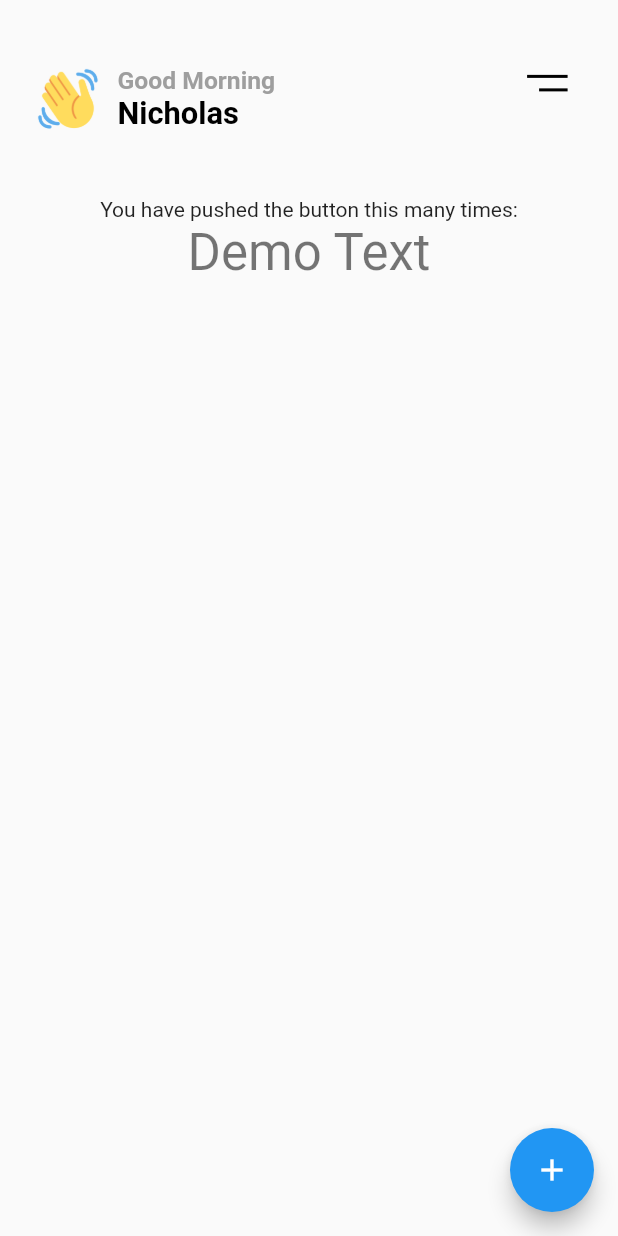
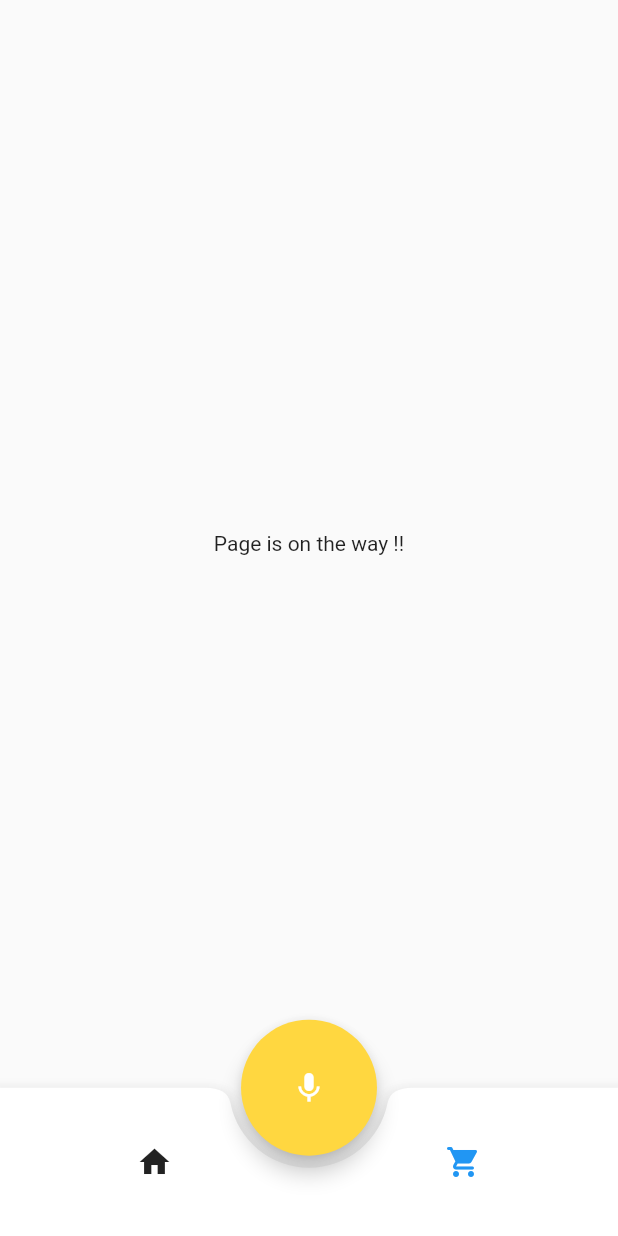
Before and after one commit to atiqrs/atiqur_rahman, a Flutter app: the screen it shows after launch, on a phone screen of 412 x 824 dp. Run offline on Flutter 3.47's test engine with Material 2 defaults, Android fonts, the phone set to English and light mode, and no system bars.

Commit message:
nav and fab done

```diff
--- a/lib/main.dart
+++ b/lib/main.dart
@@ -1,6 +1,8 @@
 import 'package:flutter/material.dart';
 
+import 'pages/home.dart';
 import 'widget/drawer.dart';
+import 'widget/nav_button.dart';
 
 void main() {
   runApp(const MyApp());
@@ -12,116 +14,7 @@ class MyApp extends StatelessWidget {
   @override
   Widget build(BuildContext context) {
     return const MaterialApp(
-      title: 'Flutter Demo',
-      home: MyHomePage(title: 'Flutter Demo Home Page'),
+      home: MyHomePage(),
     );
   }
 }
-
-class MyHomePage extends StatefulWidget {
-  const MyHomePage({Key? key, required this.title}) : super(key: key);
-
-  final String title;
-
-  @override
-  State<MyHomePage> createState() => _MyHomePageState();
-}
-
-class _MyHomePageState extends State<MyHomePage> {
-  final double marginValOfMainConteiner = 8.0;
-  final double circularBorderRadiusValOfMainConteiner = 15.0;
-
-  final String username = 'Nicholas';
-  String helloIcon = 'assets/icon/hand.png';
-
-  String getGreetings() {
-    int hours = DateTime.now().hour;
-
-    if (hours < 12) {
-      return "Good Morning";
-    } else if (hours >= 12 && hours <= 17) {
-      return "Good Afternoon";
-    } else if (hours >= 17 && hours <= 24) {
-      return "Good Night";
-    }
-    return "Good Day";
-  }
-
-  @override
-  Widget build(BuildContext context) {
-    Size size = MediaQuery.of(context).size;
-    double height = size.height;
-    double width = size.width;
-    return Scaffold(
-      // appBar: AppBar(
-      //   title:
-      //   // implement navigation drawer
-      // ),
-
-      body: SafeArea(
-        child: Center(
-          // child: Container(
-          // margin: EdgeInsets.all(marginValOfMainConteiner),
-          // padding: const EdgeInsets.fromLTRB(8, 8, 0, 8),
-          // decoration: BoxDecoration(borderRadius: BorderRadius.circular(circularBorderRadiusValOfMainConteiner)),
-
-          child: Column(
-            mainAxisAlignment: MainAxisAlignment.start,
-            children: <Widget>[
-              Padding(
-                padding: EdgeInsets.fromLTRB(width * 0.05, height * 0.05, width * 0.05, height * 0.05),
-                child: Flex(
-                  direction: Axis.horizontal,
-                  children: [
-                    Image.asset(
-                      'assets/icon/hand.png',
-                      height: width * 0.12,
-                      width: width * 0.12,
-                    ),
-                    SizedBox(
-                      width: width * 0.02,
-                    ),
-                    Flex(
-                      direction: Axis.vertical,
-                      crossAxisAlignment: CrossAxisAlignment.start,
-                      children: [
-                        Text(
-                          getGreetings(),
-                          style: TextStyle(fontSize: width * 0.04, color: Colors.grey, fontWeight: FontWeight.bold),
-                        ),
-                        Text(
-                          username,
-                          style: TextStyle(fontSize: width * 0.05, color: Colors.black, fontWeight: FontWeight.bold),
-                        ),
-                      ],
-                    ),
-                    const Spacer(),
-                    // your icon have to import here, for now i just use a normal icon for Drawer
-                    IconButton(
-                        onPressed: () {
-                          debugPrint('Drawer Pressed');
-                        },
-                        icon: const DrawerIcon())
-                  ],
-                ),
-              ),
-              const Text(
-                'You have pushed the button this many times:',
-              ),
-              Text(
-                'Demo Text',
-                style: Theme.of(context).textTheme.headline4,
-              ),
-            ],
-          ),
-          // ),
-        ),
-      ),
-      floatingActionButton: const FloatingActionButton(
-        onPressed: null,
-        tooltip: 'Increment',
-        child: Icon(Icons.add),
-      ),
-    );
-  }
-}
--- /dev/null
+++ b/lib/pages/cart_page.dart
@@ -0,0 +1,21 @@
+import 'package:flutter/material.dart';
+
+class CartPage extends StatefulWidget {
+  const CartPage({ Key? key }) : super(key: key);
+
+  @override
+  State<CartPage> createState() => _CartPageState();
+}
+
+class _CartPageState extends State<CartPage> {
+  @override
+  Widget build(BuildContext context) {
+    return const Scaffold(
+      body: SafeArea(child:
+      Center(
+        child: Text('Page is on the way !!'),
+      )),
+
+    );
+  }
+}
--- /dev/null
+++ b/lib/pages/home.dart
@@ -0,0 +1,92 @@
+import 'package:flutter/material.dart';
+
+import '../widget/nav_button.dart';
+import 'cart_page.dart';
+import 'landing_home_page.dart';
+
+class MyHomePage extends StatefulWidget {
+  const MyHomePage({Key? key}) : super(key: key);
+
+  @override
+  State<MyHomePage> createState() => _MyHomePageState();
+}
+
+class _MyHomePageState extends State<MyHomePage> {
+  final double notchMarginVal = 8;
+  static const homeIndex = 0;
+  static const cartIndex = 1;
+
+  int _currentIndex = 1;
+
+  @override
+  Widget build(BuildContext context) {
+    Size size = MediaQuery.of(context).size;
+    double height = size.height;
+    double width = size.width;
+    return Scaffold(
+      // appBar: AppBar(
+      //   title:
+      //   // implement navigation drawer
+      // ),
+
+      body: SafeArea(
+        child: Center(
+          child: IndexedStack(
+            index: _currentIndex,
+            children: const [LandingHomePage(), CartPage()],
+          ),
+        ),
+      ),
+      floatingActionButton: SizedBox(
+        height: height * 0.22,
+        width: width * 0.22,
+        child: FloatingActionButton(
+          onPressed: () {
+            debugPrint('FAB Pressed!');
+          },
+          tooltip: 'Voice',
+          backgroundColor: Colors.amberAccent,
+          // shape: ShapeBorder.lerp(10),
+          child: const Icon(Icons.mic),
+        ),
+      ),
+      floatingActionButtonLocation: FloatingActionButtonLocation.centerDocked,
+      bottomNavigationBar: BottomAppBar(
+        notchMargin: notchMarginVal,
+        shape: const CircularNotchedRectangle(),
+        child: SizedBox(
+          height: height * .12,
+          width: double.infinity,
+          child: Flex(
+            direction: Axis.horizontal,
+            children: <Widget>[
+              MyNavButton(
+                  thisIndex: homeIndex,
+                  currentIndex: _currentIndex,
+                  onTapFunc: () {
+                    setState(() {
+                      _currentIndex = homeIndex;
+                      debugPrint('$_currentIndex');
+                    });
+                  },
+                  icon: const Icon(Icons.home),
+                  selectedIcon: const Icon(Icons.home, color: Colors.blue)),
+              MyNavButton(
+                  thisIndex: cartIndex,
+                  currentIndex: _currentIndex,
+                  onTapFunc: () {
+                    setState(() {
+                      _currentIndex = cartIndex;
+                      debugPrint('$_currentIndex');
+                    });
+                  },
+                  icon: const Icon(Icons.shopping_cart_outlined),
+                  selectedIcon: const Icon(Icons.shopping_cart_rounded, color: Colors.blue))
+            ],
+          ),
+        ),
+        color: Colors.white,
+      ),
+    );
+  }
+}
--- /dev/null
+++ b/lib/widget/nav_button.dart
@@ -0,0 +1,35 @@
+import 'package:flutter/material.dart';
+
+class MyNavButton extends StatefulWidget {
+  final int currentIndex;
+  final int thisIndex;
+  final VoidCallback onTapFunc;
+  final Icon icon;
+  final Icon selectedIcon;
+
+  const MyNavButton(
+      {Key? key,
+      required this.thisIndex,
+      required this.currentIndex,
+      required this.onTapFunc,
+      required this.icon,
+      required this.selectedIcon})
+      : super(key: key);
+
+  @override
+  State<MyNavButton> createState() => _MyNavButtonState();
+}
+
+class _MyNavButtonState extends State<MyNavButton> {
+  @override
+  Widget build(BuildContext context) {
+    return Expanded(
+      child: InkWell(
+        splashColor: Colors.transparent,
+        highlightColor: Colors.transparent,
+        onTap: widget.onTapFunc,
+        child: widget.currentIndex == widget.thisIndex ? widget.selectedIcon : widget.icon,
+      ),
+    );
+  }
+}
```
Also changed, not shown: lib/pages/landing_home_page.dart (added, +99 -0 lines).
